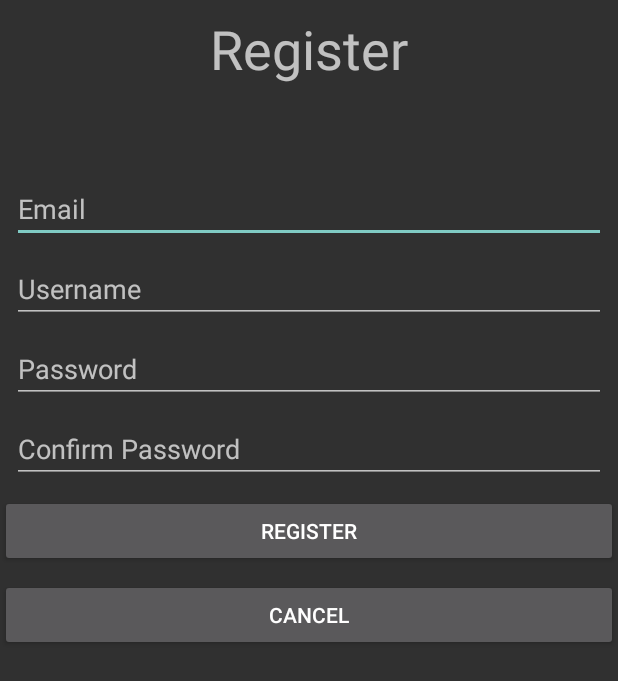
After one commit to DylanDubois/Current-Deprecated, an Android app: the UserRegistrationActivity screen opened directly, with no data from a screen before it, on a phone screen of 412 x 824 dp. The commit adds this screen. Shown: the top 681 px of the screen. Run offline under Robolectric (Android 15) with nearby library versions, the phone set to English and light mode, and no system bars.

Commit message:
Added registration logic and activity

```diff
--- a/app/src/main/java/com/current/android/current/MapsActivity.java
+++ b/app/src/main/java/com/current/android/current/MapsActivity.java
@@ -226,4 +226,8 @@ public class MapsActivity extends FragmentActivity implements OnMapReadyCallback
             }
         }
     }
+    // TODO: add onPause method to handle pausing of the app. this should store all necessary data
+    // TODO: in order to resume properly.
+
+
 }
--- /dev/null
+++ b/app/src/main/java/com/current/android/current/UserRegistrationActivity.java
@@ -0,0 +1,79 @@
+package com.current.android.current;
+
+import android.content.Intent;
+import android.support.v7.app.AppCompatActivity;
+import android.os.Bundle;
+import android.util.Log;
+import android.view.View;
+import android.widget.AutoCompleteTextView;
+import android.widget.Button;
+import android.widget.EditText;
+import android.widget.Toast;
+
+public class UserRegistrationActivity extends AppCompatActivity{
+
+    private EditText passwordText, confirmPassText, emailView, usernameView;
+    private Button registerButton, cancelButton;
+
+
+    @Override
+    protected void onCreate(Bundle savedInstanceState) {
+        super.onCreate(savedInstanceState);
+        setContentView(R.layout.activity_user_registration);
+
+        emailView = findViewById(R.id.user_email_text);
+        usernameView = findViewById(R.id.username_text);
+        passwordText = findViewById(R.id.user_password_text);
+        confirmPassText = findViewById(R.id.confirm_password_text);
+
+        registerButton = findViewById(R.id.register_button);
+        cancelButton = findViewById(R.id.cancelButton);
+        cancelButton.setOnClickListener(new View.OnClickListener() {
+            @Override
+            public void onClick(View v) {
+                Intent intent = new Intent(getApplicationContext(), LoginRegisterActivity.class);
+                startActivity(intent);
+                finish();
+            }
+        });
+        registerButton.setOnClickListener(new View.OnClickListener() {
+            @Override
+            public void onClick(View v) {
+                registerUser();
+            }
+        });
+
+    }
+
+    private boolean emailValid(String email){
+        if (!email.contains("@")){
+            Toast.makeText(getApplicationContext(), "Invalid Email", Toast.LENGTH_SHORT).show();
+            Log.d("Current", "Email is invalid");
+        }
+        return email.contains("@");
+    }
+
+    private boolean passwordValid(String password){
+        String confirmPassword = confirmPassText.getText().toString();
+        if (!confirmPassword.equals(password) || password.length() <= 6){
+            Log.d("Current","Invalid Password");
+            Toast.makeText(getApplicationContext(), "Invalid Password", Toast.LENGTH_SHORT).show();
+        }
+        return (confirmPassword.equals(password) && password.length() > 6);
+    }
+
+    private void registerUser(){
+        if (emailValid(emailView.getText().toString()) && passwordValid(passwordText.getText().toString())){
+            Log.d("Current", "Email and password valid");
+
+
+
+            // after successful login
+            Intent intent = new Intent(getApplicationContext(), MapsActivity.class);
+            startActivity(intent);
+            finish();
+        }
+
+
+    }
+}
--- /dev/null
+++ b/app/src/main/res/layout/activity_user_registration.xml
@@ -0,0 +1,113 @@
+<?xml version="1.0" encoding="utf-8"?>
+<android.support.constraint.ConstraintLayout xmlns:android="http://schemas.android.com/apk/res/android"
+    xmlns:app="http://schemas.android.com/apk/res-auto"
+    xmlns:tools="http://schemas.android.com/tools"
+    android:layout_width="match_parent"
+    android:layout_height="match_parent"
+    tools:context="com.current.android.current.UserRegistrationActivity">
+
+    <EditText
+        android:id="@+id/user_email_text"
+        android:layout_width="0dp"
+        android:layout_height="wrap_content"
+        android:layout_marginEnd="8dp"
+        android:layout_marginStart="8dp"
+        android:layout_marginTop="60dp"
+        android:ems="10"
+        android:hint="@string/email_text"
+        android:inputType="textEmailAddress"
+        app:layout_constraintEnd_toEndOf="parent"
+        app:layout_constraintHorizontal_bias="1.0"
+        app:layout_constraintLeft_toLeftOf="parent"
+        app:layout_constraintRight_toRightOf="parent"
+        app:layout_constraintStart_toStartOf="parent"
+        app:layout_constraintTop_toBottomOf="@+id/register_text" />
+
+    <EditText
+        android:id="@+id/user_password_text"
+        android:layout_width="0dp"
+        android:layout_height="wrap_content"
+        android:layout_marginEnd="8dp"
+        android:layout_marginStart="8dp"
+        android:layout_marginTop="8dp"
+        android:ems="10"
+        android:hint="@string/password_text"
+        android:inputType="textPassword"
+        app:layout_constraintEnd_toEndOf="parent"
+        app:layout_constraintHorizontal_bias="0.0"
+        app:layout_constraintLeft_toLeftOf="parent"
+        app:layout_constraintRight_toRightOf="parent"
+        app:layout_constraintStart_toStartOf="parent"
+        app:layout_constraintTop_toBottomOf="@+id/username_text" />
+
+    <EditText
+        android:id="@+id/confirm_password_text"
+        android:layout_width="0dp"
+        android:layout_height="wrap_content"
+        android:layout_marginEnd="8dp"
+        android:layout_marginStart="8dp"
+        android:layout_marginTop="8dp"
+        android:ems="10"
+        android:hint="Confirm Password"
+        android:inputType="textPassword"
+        app:layout_constraintEnd_toEndOf="parent"
+        app:layout_constraintHorizontal_bias="0.0"
+        app:layout_constraintLeft_toLeftOf="parent"
+        app:layout_constraintRight_toRightOf="parent"
+        app:layout_constraintStart_toStartOf="parent"
+        app:layout_constraintTop_toBottomOf="@+id/user_password_text" />
+
+    <EditText
+        android:id="@+id/username_text"
+        android:layout_width="0dp"
+        android:layout_height="wrap_content"
+        android:layout_marginEnd="8dp"
+        android:layout_marginStart="8dp"
+        android:layout_marginTop="8dp"
+        android:ems="10"
+        android:hint="Username"
+        android:inputType="textPersonName"
+        app:layout_constraintEnd_toEndOf="parent"
+        app:layout_constraintLeft_toLeftOf="parent"
+        app:layout_constraintRight_toRightOf="parent"
+        app:layout_constraintStart_toStartOf="parent"
+        app:layout_constraintTop_toBottomOf="@+id/user_email_text" />
+
+    <TextView
+        android:id="@+id/register_text"
+        android:layout_width="0dp"
+        android:layout_height="wrap_content"
+        android:layout_marginEnd="8dp"
+        android:layout_marginStart="8dp"
+        android:layout_marginTop="8dp"
+        android:gravity="center"
+        android:text="@string/register_text"
+        android:textSize="36sp"
+        app:layout_constraintEnd_toEndOf="parent"
+        app:layout_constraintLeft_toLeftOf="parent"
+        app:layout_constraintRight_toRightOf="parent"
+        app:layout_constraintStart_toStartOf="parent"
+        app:layout_constraintTop_toTopOf="parent" />
+
+    <Button
+        android:id="@+id/register_button"
+        android:layout_width="0dp"
+        android:layout_height="wrap_content"
+        android:layout_marginTop="8dp"
+        android:text="@string/register_text"
+        app:layout_constraintLeft_toLeftOf="parent"
+        app:layout_constraintRight_toRightOf="parent"
+        app:layout_constraintTop_toBottomOf="@+id/confirm_password_text" />
+
+    <Button
+        android:id="@+id/cancelButton"
+        android:layout_width="0dp"
+        android:layout_height="wrap_content"
+        android:layout_marginTop="8dp"
+        android:text="@string/cancel"
+        app:layout_constraintHorizontal_bias="0.0"
+        app:layout_constraintLeft_toLeftOf="parent"
+        app:layout_constraintRight_toRightOf="parent"
+        app:layout_constraintTop_toBottomOf="@+id/register_button" />
+
+</android.support.constraint.ConstraintLayout>
```
Also changed, not shown: app/src/main/AndroidManifest.xml (+7 -2 lines), app/src/main/java/com/current/android/current/LoginRegisterActivity.java (+63 -2 lines).
